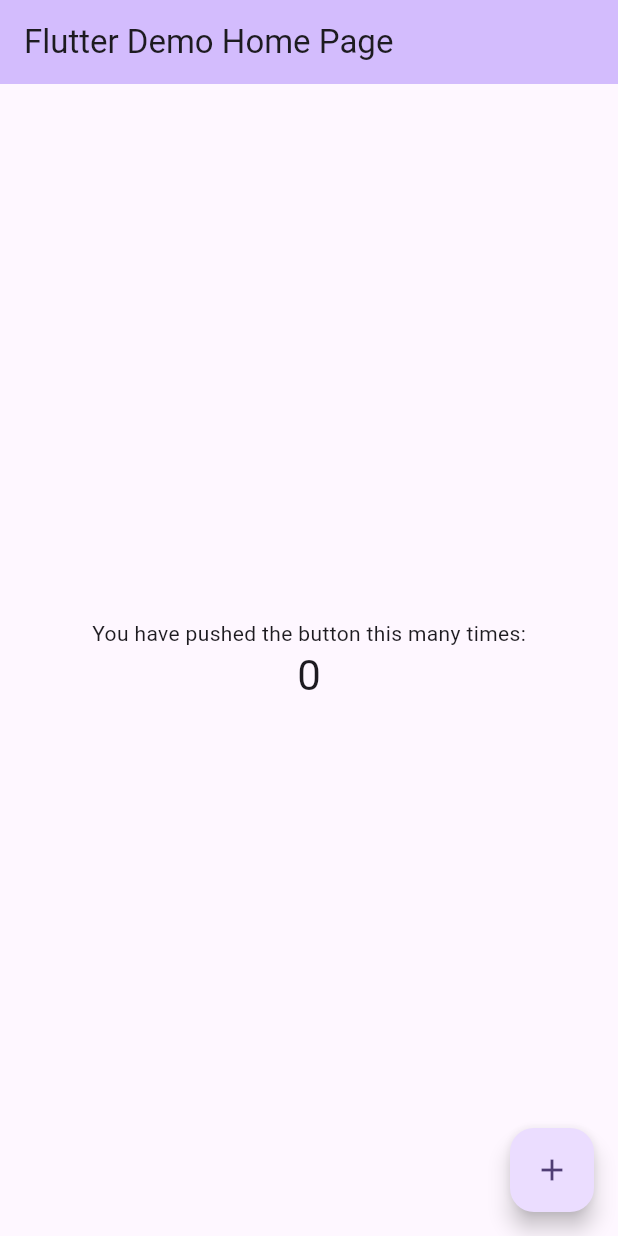
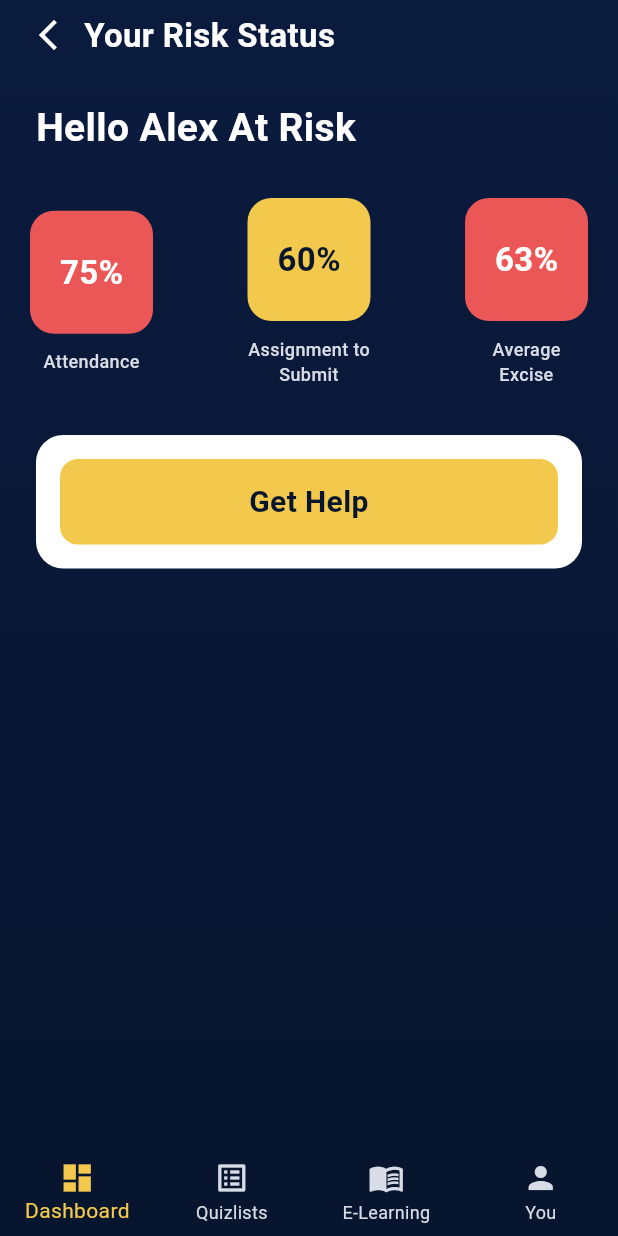
Before and after one commit to Hannah1563/Group1_Formative, a Flutter app: the screen it shows after launch, on a phone screen of 412 x 824 dp. Run offline on Flutter 3.47's test engine with Material 3 defaults, Android fonts, the phone set to English and light mode, and no system bars.

Commit message:
first UI visuals like navigation and cards

```diff
--- a/lib/main.dart
+++ b/lib/main.dart
@@ -4,119 +4,199 @@ void main() {
   runApp(const MyApp());
 }
 
+class AppColors {
+  static const navy = Color(0xFF0B1B3E);
+  static const navyDark = Color(0xFF07152F);
+  static const yellow = Color(0xFFF2C94C);
+  static const red = Color(0xFFEB5757);
+  static const white = Colors.white;
+  static const mutedWhite = Color(0xFFD8DCE6);
+}
+
 class MyApp extends StatelessWidget {
   const MyApp({super.key});
 
-  // This widget is the root of your application.
   @override
   Widget build(BuildContext context) {
     return MaterialApp(
-      title: 'Flutter Demo',
+      debugShowCheckedModeBanner: false,
+      title: 'Academic Risk Status',
       theme: ThemeData(
-        // This is the theme of your application.
-        //
-        // TRY THIS: Try running your application with "flutter run". You'll see
-        // the application has a purple toolbar. Then, without quitting the app,
-        // try changing the seedColor in the colorScheme below to Colors.green
-        // and then invoke "hot reload" (save your changes or press the "hot
-        // reload" button in a Flutter-supported IDE, or press "r" if you used
-        // the command line to start the app).
-        //
-        // Notice that the counter didn't reset back to zero; the application
-        // state is not lost during the reload. To reset the state, use hot
-        // restart instead.
-        //
-        // This works for code too, not just values: Most code changes can be
-        // tested with just a hot reload.
-        colorScheme: .fromSeed(seedColor: Colors.deepPurple),
+        scaffoldBackgroundColor: AppColors.navy,
+        fontFamily: 'Roboto',
       ),
-      home: const MyHomePage(title: 'Flutter Demo Home Page'),
+      home: const RiskStatusScreen(),
     );
   }
 }
 
-class MyHomePage extends StatefulWidget {
-  const MyHomePage({super.key, required this.title});
-
-  // This widget is the home page of your application. It is stateful, meaning
-  // that it has a State object (defined below) that contains fields that affect
-  // how it looks.
-
-  // This class is the configuration for the state. It holds the values (in this
-  // case the title) provided by the parent (in this case the App widget) and
-  // used by the build method of the State. Fields in a Widget subclass are
-  // always marked "final".
-
-  final String title;
-
-  @override
-  State<MyHomePage> createState() => _MyHomePageState();
-}
-
-class _MyHomePageState extends State<MyHomePage> {
-  int _counter = 0;
-
-  void _incrementCounter() {
-    setState(() {
-      // This call to setState tells the Flutter framework that something has
-      // changed in this State, which causes it to rerun the build method below
-      // so that the display can reflect the updated values. If we changed
-      // _counter without calling setState(), then the build method would not be
-      // called again, and so nothing would appear to happen.
-      _counter++;
-    });
-  }
+class RiskStatusScreen extends StatelessWidget {
+  const RiskStatusScreen({super.key});
 
   @override
   Widget build(BuildContext context) {
-    // This method is rerun every time setState is called, for instance as done
-    // by the _incrementCounter method above.
-    //
-    // The Flutter framework has been optimized to make rerunning build methods
-    // fast, so that you can just rebuild anything that needs updating rather
-    // than having to individually change instances of widgets.
     return Scaffold(
-      appBar: AppBar(
-        // TRY THIS: Try changing the color here to a specific color (to
-        // Colors.amber, perhaps?) and trigger a hot reload to see the AppBar
-        // change color while the other colors stay the same.
-        backgroundColor: Theme.of(context).colorScheme.inversePrimary,
-        // Here we take the value from the MyHomePage object that was created by
-        // the App.build method, and use it to set our appbar title.
-        title: Text(widget.title),
+      body: Container(
+        decoration: const BoxDecoration(
+          gradient: LinearGradient(
+            begin: Alignment.topCenter,
+            end: Alignment.bottomCenter,
+            colors: [AppColors.navy, AppColors.navyDark],
           ),
-      body: Center(
-        // Center is a layout widget. It takes a single child and positions it
-        // in the middle of the parent.
+        ),
+        child: SafeArea(
           child: Column(
-          // Column is also a layout widget. It takes a list of children and
-          // arranges them vertically. By default, it sizes itself to fit its
-          // children horizontally, and tries to be as tall as its parent.
-          //
-          // Column has various properties to control how it sizes itself and
-          // how it positions its children. Here we use mainAxisAlignment to
-          // center the children vertically; the main axis here is the vertical
-          // axis because Columns are vertical (the cross axis would be
-          // horizontal).
-          //
-          // TRY THIS: Invoke "debug painting" (choose the "Toggle Debug Paint"
-          // action in the IDE, or press "p" in the console), to see the
-          // wireframe for each widget.
-          mainAxisAlignment: .center,
+            crossAxisAlignment: CrossAxisAlignment.start,
             children: [
-            const Text('You have pushed the button this many times:'),
+              Padding(
+                padding: const EdgeInsets.fromLTRB(20, 8, 20, 0),
+                child: Row(
+                  children: const [
+                    Icon(Icons.arrow_back_ios_new, color: AppColors.white),
+                    SizedBox(width: 12),
                     Text(
-              '$_counter',
-              style: Theme.of(context).textTheme.headlineMedium,
+                      'Your Risk Status',
+                      style: TextStyle(
+                        color: AppColors.white,
+                        fontSize: 22,
+                        fontWeight: FontWeight.w600,
+                      ),
                     ),
                   ],
                 ),
               ),
-      floatingActionButton: FloatingActionButton(
-        onPressed: _incrementCounter,
-        tooltip: 'Increment',
-        child: const Icon(Icons.add),
+              const SizedBox(height: 28),
+              const Padding(
+                padding: EdgeInsets.symmetric(horizontal: 24),
+                child: Text(
+                  'Hello Alex At Risk',
+                  style: TextStyle(
+                    color: AppColors.white,
+                    fontSize: 26,
+                    fontWeight: FontWeight.w600,
+                  ),
+                ),
+              ),
+              const SizedBox(height: 28),
+              Padding(
+                padding: const EdgeInsets.symmetric(horizontal: 20),
+                child: Row(
+                  mainAxisAlignment: MainAxisAlignment.spaceBetween,
+                  children: const [
+                    RiskStatCard(
+                      value: '75%',
+                      label: 'Attendance',
+                      color: AppColors.red,
+                    ),
+                    RiskStatCard(
+                      value: '60%',
+                      label: 'Assignment to\nSubmit',
+                      color: AppColors.yellow,
+                      valueColor: AppColors.navyDark,
+                    ),
+                    RiskStatCard(
+                      value: '63%',
+                      label: 'Average\nExcise',
+                      color: AppColors.red,
+                    ),
+                  ],
+                ),
+              ),
+              const SizedBox(height: 32),
+              Padding(
+                padding: const EdgeInsets.symmetric(horizontal: 24),
+                child: Container(
+                  padding: const EdgeInsets.all(16),
+                  decoration: BoxDecoration(
+                    color: AppColors.white,
+                    borderRadius: BorderRadius.circular(18),
+                  ),
+                  child: Container(
+                    width: double.infinity,
+                    padding: const EdgeInsets.symmetric(vertical: 14),
+                    decoration: BoxDecoration(
+                      color: AppColors.yellow,
+                      borderRadius: BorderRadius.circular(12),
+                    ),
+                    child: const Text(
+                      'Get Help',
+                      textAlign: TextAlign.center,
+                      style: TextStyle(
+                        fontSize: 20,
+                        fontWeight: FontWeight.w700,
+                        color: AppColors.navyDark,
+                      ),
+                    ),
+                  ),
+                ),
+              ),
+              const Spacer(),
+            ],
+          ),
+        ),
+      ),
+      bottomNavigationBar: BottomNavigationBar(
+        backgroundColor: AppColors.navyDark,
+        selectedItemColor: AppColors.yellow,
+        unselectedItemColor: AppColors.mutedWhite,
+        type: BottomNavigationBarType.fixed,
+        items: const [
+          BottomNavigationBarItem(icon: Icon(Icons.dashboard), label: 'Dashboard'),
+          BottomNavigationBarItem(icon: Icon(Icons.list_alt), label: 'Quizlists'),
+          BottomNavigationBarItem(icon: Icon(Icons.menu_book), label: 'E-Learning'),
+          BottomNavigationBarItem(icon: Icon(Icons.person), label: 'You'),
+        ],
       ),
     );
   }
 }
+
+class RiskStatCard extends StatelessWidget {
+  const RiskStatCard({
+    super.key,
+    required this.value,
+    required this.label,
+    required this.color,
+    this.valueColor = AppColors.white,
+  });
+
+  final String value;
+  final String label;
+  final Color color;
+  final Color valueColor;
+
+  @override
+  Widget build(BuildContext context) {
+    return Column(
+      children: [
+        Container(
+          width: 82,
+          height: 82,
+          decoration: BoxDecoration(
+            color: color,
+            borderRadius: BorderRadius.circular(16),
+          ),
+          alignment: Alignment.center,
+          child: Text(
+            value,
+            style: TextStyle(
+              color: valueColor,
+              fontSize: 22,
+              fontWeight: FontWeight.bold,
+            ),
+          ),
+        ),
+        const SizedBox(height: 10),
+        Text(
+          label,
+          textAlign: TextAlign.center,
+          style: const TextStyle(
+            color: AppColors.mutedWhite,
+            fontSize: 12,
+            fontWeight: FontWeight.w500,
+          ),
+        ),
+      ],
+    );
+  }
+}
```
Lines whose indentation alone changed are shown as unchanged.
